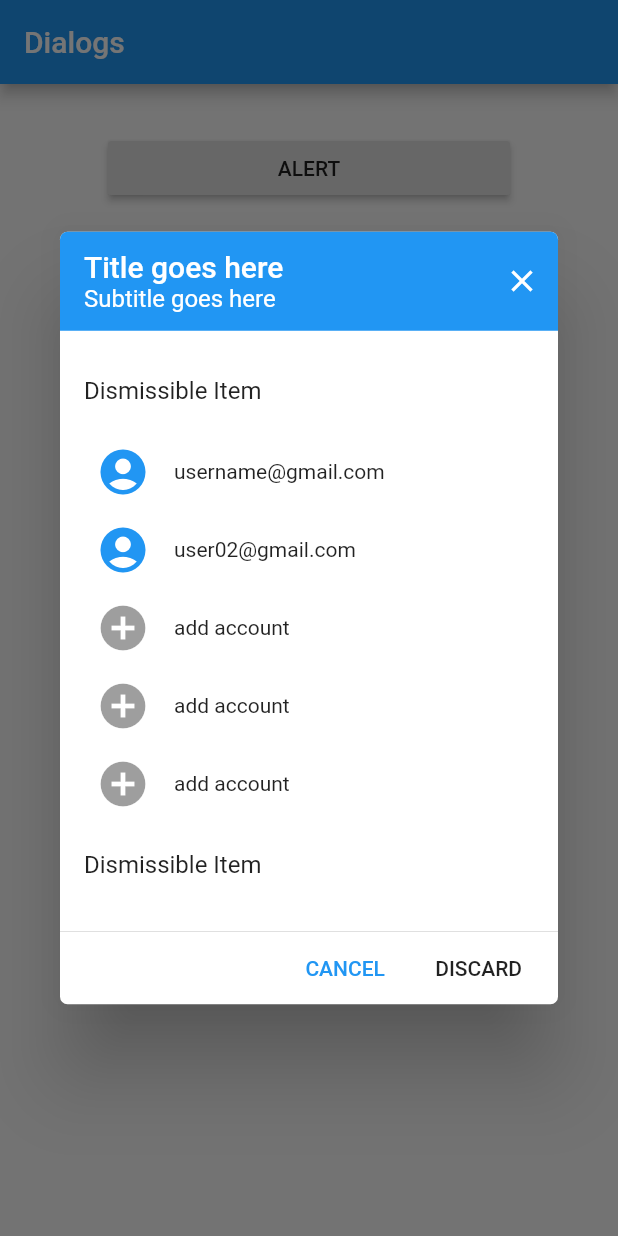
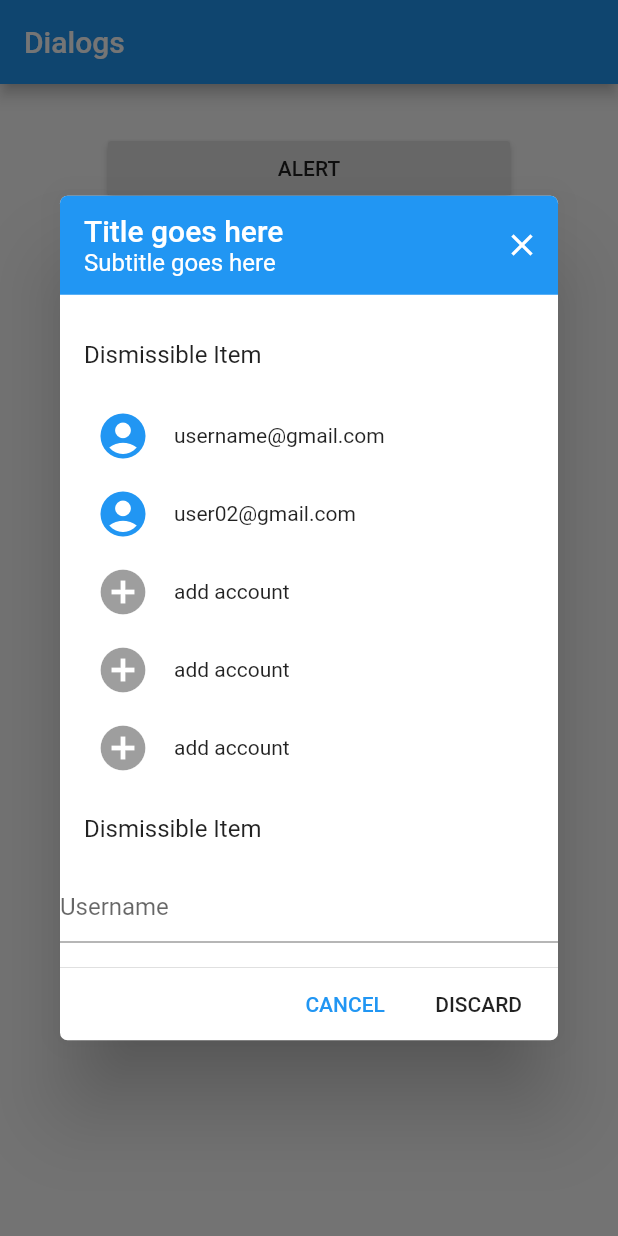
Before and after one commit to zubairehman/MaterialDialog, a Flutter app: the screen it shows after launch, after a tap on "SIMPLE", on a phone screen of 412 x 824 dp. Run offline on Flutter 3.47's test engine with Material 2 defaults, Android fonts, the phone set to English and light mode, and no system bars.

Commit message:
- added support for bg color - uploaded new v0.0.7

```diff
--- a/example/lib/ui/demo/dialog_demo.dart
+++ b/example/lib/ui/demo/dialog_demo.dart
@@ -1,4 +1,3 @@
-import 'package:conditional/conditional.dart';
 import 'package:flutter/material.dart';
 import 'package:flutter/widgets.dart';
 import 'package:material_dialog/material_dialog.dart';
@@ -304,7 +303,11 @@ class DialogDemoState extends State<DialogDemo> {
                       background: Container(color: Colors.red),
                       child: ListTile(title: Text('Dismissible Item')),
                     ),
-                  ],
+                    TextField(
+                      decoration: new InputDecoration(
+                          hintText: 'Username'
+                      ),
+                    ),                  ],
                 ),
               );
             },
--- a/lib/material_dialog.dart
+++ b/lib/material_dialog.dart
@@ -12,6 +12,7 @@ class MaterialDialog extends StatelessWidget {
   final Color headerColor;
   final Color backButtonColor;
   final Color closeButtonColor;
+  final Color backgroundColor;
   final bool enableFullWidth;
   final bool enableFullHeight;
   final bool enableBackButton;
@@ -37,11 +38,13 @@ class MaterialDialog extends StatelessWidget {
     this.onCloseButtonClicked,
     this.enableBackButton = false,
     this.enableCloseButton = true,
+    this.backgroundColor = Colors.white,
   }) : super(key: key);
 
   @override
   Widget build(BuildContext context) {
     return dialog.SimpleDialog(
+      backgroundColor: backgroundColor,
       shape: RoundedRectangleBorder(
           borderRadius: BorderRadius.circular(borderRadius)),
       title: title ?? null,
--- a/pubspec.yaml
+++ b/pubspec.yaml
@@ -1,6 +1,6 @@
 name: material_dialog
 description: A wrapper on top of simple dialog provided by flutter.
-version: 0.0.6
+version: 0.0.7
 author: Zubair Rehman <zubairehman.work@gmail.com>
 homepage: https://github.com/zubairehman/MaterialDialog.git
 
```
Also changed, not shown: example/pubspec.lock, 1 other file.
